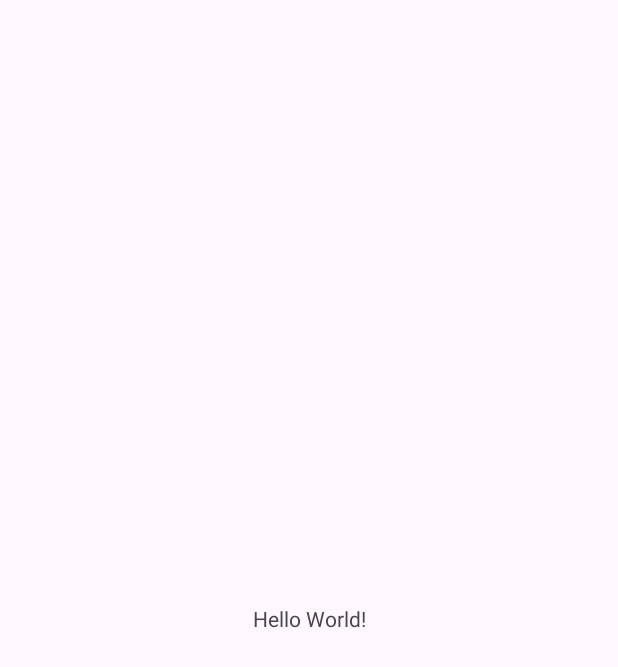
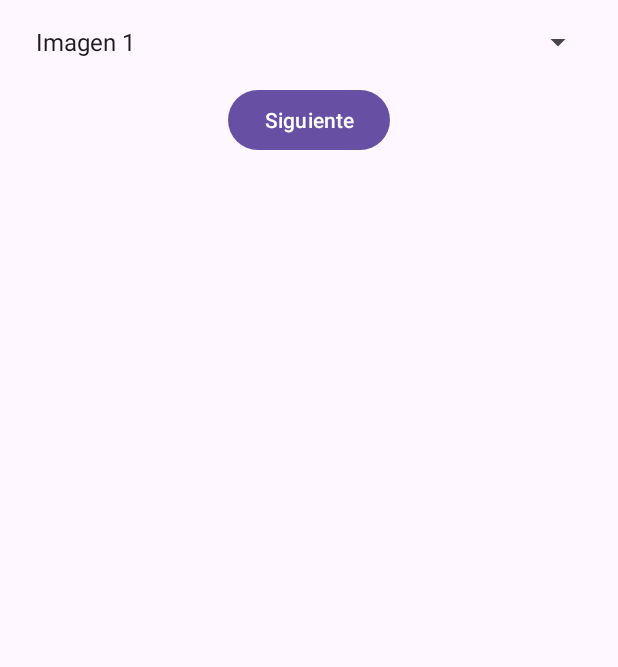
Before and after one commit to kenny109/Prog_Dispositivos_Moviles, an Android app: the screen it shows after launch (MainActivity), on a phone screen of 412 x 824 dp. Before the commit the part shown is almost empty. Shown: the top 667 px of the screen. Run offline under Robolectric (Android 15) with nearby library versions, the phone set to English and light mode, and no system bars.

```diff
--- a/Practica 4/Ejercicio 1/app/src/main/java/com/example/p4_ejercicio1/MainActivity.kt
+++ b/Practica 4/Ejercicio 1/app/src/main/java/com/example/p4_ejercicio1/MainActivity.kt
@@ -1,20 +1,53 @@
 package com.example.p4_ejercicio1
 
+// Descripción: Actividad principal con spinner para seleccionar imágenes
+// y un botón para pasar a la siguiente actividad usando fragments
+// Autor: Kenny Luis Flores Chacón
+// Fecha de creación: 19-09-2024
+// Fecha de última modificación: 21-09-2024
+
+import android.content.Intent
 import android.os.Bundle
-import androidx.activity.enableEdgeToEdge
+import android.widget.ArrayAdapter
+import android.widget.Button
+import android.widget.Spinner
 import androidx.appcompat.app.AppCompatActivity
-import androidx.core.view.ViewCompat
-import androidx.core.view.WindowInsetsCompat
 
 class MainActivity : AppCompatActivity() {
+
+    private lateinit var spinner: Spinner
+    private lateinit var nextButton: Button
+
     override fun onCreate(savedInstanceState: Bundle?) {
         super.onCreate(savedInstanceState)
-        enableEdgeToEdge()
         setContentView(R.layout.activity_main)
-        ViewCompat.setOnApplyWindowInsetsListener(findViewById(R.id.main)) { v, insets ->
-            val systemBars = insets.getInsets(WindowInsetsCompat.Type.systemBars())
-            v.setPadding(systemBars.left, systemBars.top, systemBars.right, systemBars.bottom)
-            insets
+
+        spinner = findViewById(R.id.image_spinner)
+        nextButton = findViewById(R.id.next_button)
+
+        val imageNames = arrayOf(
+            getString(R.string.image_1),
+            getString(R.string.image_2),
+            getString(R.string.image_3)
+        )
+
+        val adapter = ArrayAdapter(this, android.R.layout.simple_spinner_item, imageNames)
+        adapter.setDropDownViewResource(android.R.layout.simple_spinner_dropdown_item)
+        spinner.adapter = adapter
+        nextButton.setOnClickListener {
+            val selectedImage = spinner.selectedItemPosition
+            val intent = Intent(this, SecondActivity::class.java)
+            intent.putExtra("selectedImage", selectedImage)
+            startActivity(intent)
+        }
+
+        if (savedInstanceState != null) {
+            spinner.setSelection(savedInstanceState.getInt("spinnerPosition"))
         }
     }
+    //Función para guardar la instancia
+    override fun onSaveInstanceState(outState: Bundle) {
+        super.onSaveInstanceState(outState)
+        outState.putInt("spinnerPosition", spinner.selectedItemPosition)
+    }
 }
--- a/Practica 4/Ejercicio 1/app/src/main/res/layout/activity_main.xml
+++ b/Practica 4/Ejercicio 1/app/src/main/res/layout/activity_main.xml
@@ -1,19 +1,22 @@
-<?xml version="1.0" encoding="utf-8"?>
-<androidx.constraintlayout.widget.ConstraintLayout xmlns:android="http://schemas.android.com/apk/res/android"
-    xmlns:app="http://schemas.android.com/apk/res-auto"
-    xmlns:tools="http://schemas.android.com/tools"
-    android:id="@+id/main"
+<LinearLayout
+    xmlns:android="http://schemas.android.com/apk/res/android"
     android:layout_width="match_parent"
     android:layout_height="match_parent"
-    tools:context=".MainActivity">
+    android:orientation="vertical"
+    android:padding="16dp">
 
-    <TextView
+    <Spinner
+        android:id="@+id/image_spinner"
+        android:layout_width="match_parent"
+        android:layout_height="wrap_content"
+        android:prompt="@string/select_image_prompt"/>
+
+    <Button
+        android:id="@+id/next_button"
         android:layout_width="wrap_content"
         android:layout_height="wrap_content"
-        android:text="Hello World!"
-        app:layout_constraintBottom_toBottomOf="parent"
-        app:layout_constraintEnd_toEndOf="parent"
-        app:layout_constraintStart_toStartOf="parent"
-        app:layout_constraintTop_toTopOf="parent" />
+        android:text="@string/next_button"
+        android:layout_gravity="center_horizontal"
+        android:layout_marginTop="16dp" />
 
-</androidx.constraintlayout.widget.ConstraintLayout>
+</LinearLayout>
--- a/Practica 4/Ejercicio 1/app/src/main/res/values/strings.xml
+++ b/Practica 4/Ejercicio 1/app/src/main/res/values/strings.xml
@@ -1,3 +1,9 @@
 <resources>
-    <string name="app_name">p4-ejercicio1</string>
+    <string name="app_name">Ejercicio1</string>
+    <string name="select_image_prompt">Selecciona una imagen</string>
+    <string name="next_button">Siguiente</string>
+    <string name="back_button">Volver</string>
+    <string name="image_1">Imagen 1</string>
+    <string name="image_2">Imagen 2</string>
+    <string name="image_3">Imagen 3</string>
 </resources>
```
Also changed, not shown: Practica 4/Ejercicio 1/app/src/main/java/com/example/p4_ejercicio1/SecondActivity.kt (added, +45 -0 lines), Practica 4/Ejercicio 1/app/src/main/res/layout/activity_second.xml (added, +29 -0 lines), Practica 4/Ejercicio 1/app/src/main/res/drawable/imagen1.png (added), Practica 4/Ejercicio 1/app/src/main/res/drawable/imagen2.png (added), Practica 4/Ejercicio 1/app/src/main/res/drawable/imagen3.png (added).
